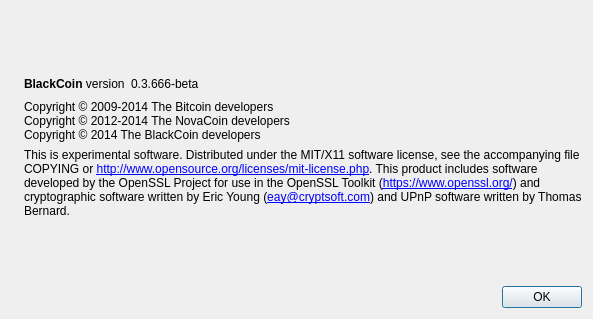
Old version of the form src/qt/forms/aboutdialog.ui in the repository ourgit/Pinkbitz.
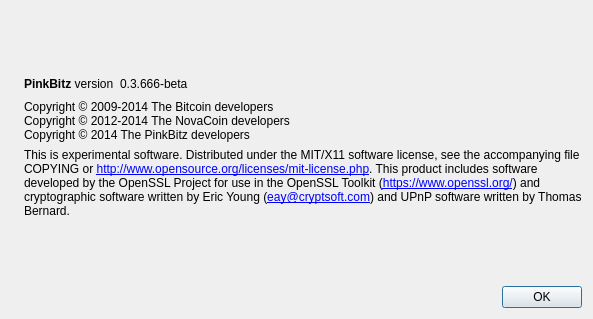
New version of the form. Icons and pictures are not drawn.

Patch:
```diff
--- a/src/qt/forms/aboutdialog.ui
+++ b/src/qt/forms/aboutdialog.ui
@@ -50,7 +50,7 @@
           <cursorShape>IBeamCursor</cursorShape>
          </property>
          <property name="text">
-          <string>&lt;b&gt;BlackCoin&lt;/b&gt; version</string>
+          <string>&lt;b&gt;PinkBitz&lt;/b&gt; version</string>
          </property>
          <property name="textInteractionFlags">
           <set>Qt::LinksAccessibleByMouse|Qt::TextSelectableByKeyboard|Qt::TextSelectableByMouse</set>
@@ -93,7 +93,7 @@
        <property name="text">
         <string>Copyright © 2009-2014 The Bitcoin developers
 Copyright © 2012-2014 The NovaCoin developers
-Copyright © 2014 The BlackCoin developers</string>
+Copyright © 2014 The PinkBitz developers</string>
        </property>
        <property name="textInteractionFlags">
         <set>Qt::LinksAccessibleByMouse|Qt::TextSelectableByKeyboard|Qt::TextSelectableByMouse</set>
```
Left out of the diff: 2 changed lines with no effect on the pictures.
